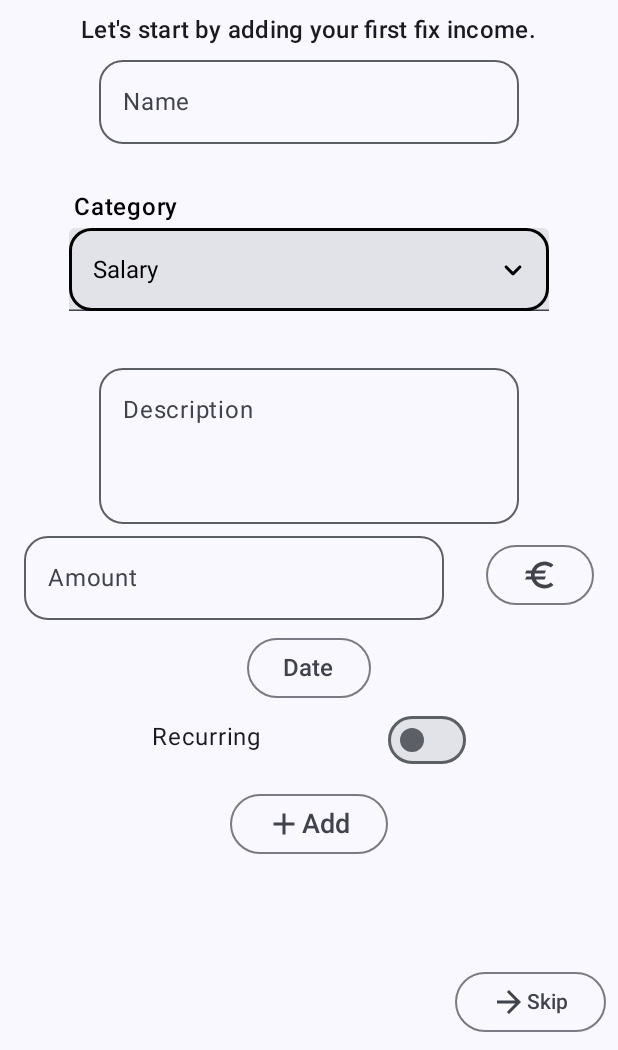
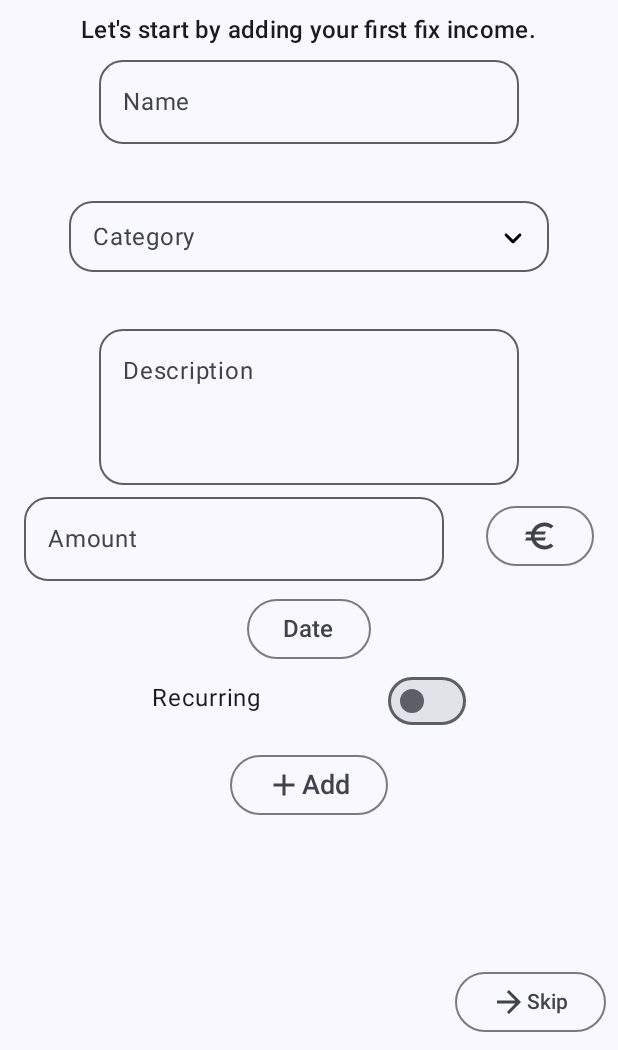
Before and after one commit to luchrist/BudgetFellow, an Android app built with Jetpack Compose: the screen it shows after launch (MainActivity), on a phone screen of 412 x 824 dp, the part 186-1236 px from its top. Run offline under Robolectric (Android 15) with nearby library versions, the light colour scheme and no system bars; our stand-ins replace Room's generated code.

Commit message:
improved autocomplete/dropdown

```diff
--- a/app/src/main/java/de/christcoding/budgetfellow/ui/components/AutoCompleteTextView.kt
+++ b/app/src/main/java/de/christcoding/budgetfellow/ui/components/AutoCompleteTextView.kt
@@ -20,6 +20,7 @@ import androidx.compose.material3.Card
 import androidx.compose.material3.CardDefaults
 import androidx.compose.material3.Icon
 import androidx.compose.material3.IconButton
+import androidx.compose.material3.OutlinedTextField
 import androidx.compose.material3.Text
 import androidx.compose.material3.TextField
 import androidx.compose.runtime.Composable
@@ -74,29 +75,18 @@ fun AutoCompleteTextView(mainViewModel: MainViewModel) {
             )
     ) {
 
-        Text(
-            modifier = Modifier.padding(start = 3.dp, bottom = 2.dp),
-            text = stringResource(id = R.string.category),
-            fontSize = 16.sp,
-            color = Color.Black,
-            fontWeight = FontWeight.Medium
-        )
-
         Column(modifier = Modifier.fillMaxWidth()) {
 
             Row(modifier = Modifier.fillMaxWidth()) {
-                TextField(
+                OutlinedTextField(
                     modifier = Modifier
                         .fillMaxWidth()
                         .height(heightTextFields)
-                        .border(
-                            width = 1.8.dp,
-                            color = Color.Black,
-                            shape = RoundedCornerShape(15.dp)
-                        )
                         .onGloballyPositioned { coordinates ->
                             textFieldSize = coordinates.size.toSize()
                         },
+                    shape = RoundedCornerShape(16.dp),
+                    label = {Text(text = stringResource(id = R.string.category))},
                     value = mainViewModel.selectedCategory,
                     onValueChange = {
                         mainViewModel.selectedCategory = it
@@ -108,7 +98,7 @@ fun AutoCompleteTextView(mainViewModel: MainViewModel) {
                     ),
                     keyboardOptions = KeyboardOptions(
                         keyboardType = KeyboardType.Text,
-                        imeAction = ImeAction.Done
+                        imeAction = ImeAction.Next
                     ),
                     singleLine = true,
                     trailingIcon = {
@@ -141,8 +131,7 @@ fun AutoCompleteTextView(mainViewModel: MainViewModel) {
                             items(
                                 mainViewModel.categories.filter {
                                     it.lowercase()
-                                        .contains(mainViewModel.selectedCategory.lowercase()) || it.lowercase()
-                                        .contains("others")
+                                        .contains(mainViewModel.selectedCategory.lowercase())
                                 }
                                     .sorted()
                             ) {
--- a/app/src/main/java/de/christcoding/budgetfellow/viewmodels/MainViewModel.kt
+++ b/app/src/main/java/de/christcoding/budgetfellow/viewmodels/MainViewModel.kt
@@ -57,7 +57,7 @@ class MainViewModel(
 
     var categories: List<String> = sp.getStringSet("categories", listOf("Salary","House", "Food", "Clothing", "Transport", "Self Care","Subscriptions", "Luxury", "Vacation").toSet())
         ?.toList() ?: listOf()
-    var selectedCategory by mutableStateOf(categories?.first() ?: "")
+    var selectedCategory by mutableStateOf("")
 
     val budgets = listOf(
         Budget("Food", 100.0, 20.0, CardColors(Color.Cyan, Color.Blue, Color.Gray, Color.Gray)),
```
